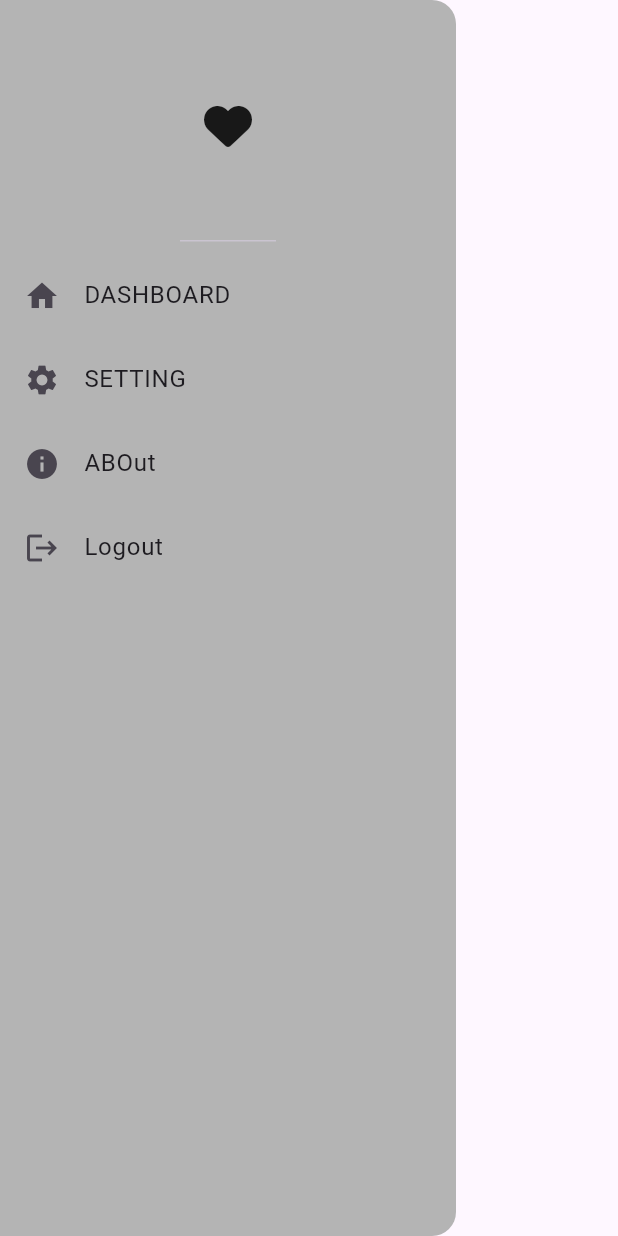
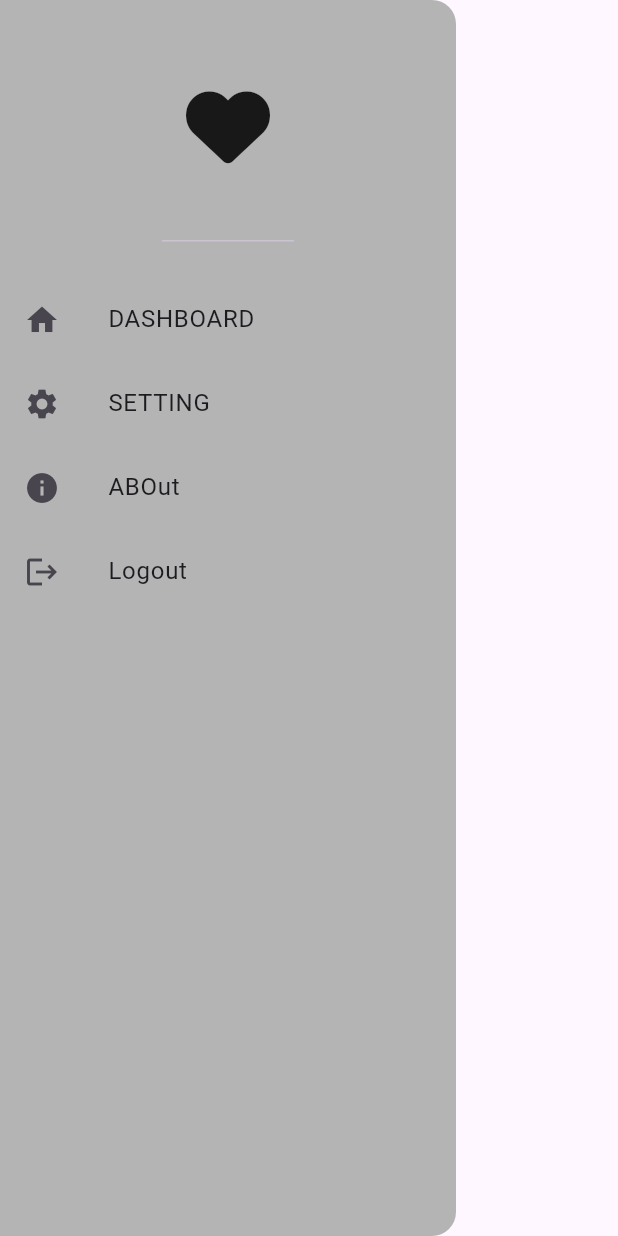
Before and after one commit to osamaromeh10/responsive_ui, a Flutter app: the CustomDrawer widget shown alone on an empty page, opened directly, on a phone screen of 412 x 824 dp. Run offline on Flutter 3.47's test engine with Material 3 defaults, Android fonts, the phone set to English and light mode, and no system bars; our stand-ins replace font_awesome_flutter; statements that could not run were skipped.

Commit message:
EditDesktopUi NumberOne

```diff
--- a/lib/views/widgets/custom_drawer.dart
+++ b/lib/views/widgets/custom_drawer.dart
@@ -18,7 +18,8 @@ class CustomDrawer extends StatelessWidget {
       elevation: 0.0,
       child: Column(
         children: [
-          DrawerHeader(child: Icon(FontAwesomeIcons.solidHeart, size: 32)),
+          DrawerHeader(child: Icon(FontAwesomeIcons.solidHeart, size: 56)),
+          SizedBox(height: 16),
           CustomDrawerItemsListView(items: items),
         ],
       ),
--- a/lib/views/widgets/custom_drawer_item.dart
+++ b/lib/views/widgets/custom_drawer_item.dart
@@ -9,7 +9,10 @@ class CustomDrawerItem extends StatelessWidget {
   Widget build(BuildContext context) {
     return ListTile(
       leading: Icon(drawerItemModel.icon),
-      title: Text(drawerItemModel.title),
+      title: Padding(
+        padding: const EdgeInsets.only(left: 16.0),
+        child: Text(drawerItemModel.title),
+      ),
     );
   }
 }
--- a/lib/views/widgets/custom_item_two.dart
+++ b/lib/views/widgets/custom_item_two.dart
@@ -6,7 +6,7 @@ class CustomItemTwo extends StatelessWidget {
   @override
   Widget build(BuildContext context) {
     return Container(
-      height: 65,
+      height: 80,
 
       decoration: BoxDecoration(
         color: Colors.white,
--- a/lib/views/widgets/custom_list.dart
+++ b/lib/views/widgets/custom_list.dart
@@ -8,7 +8,7 @@ class CustomList extends StatelessWidget {
   Widget build(BuildContext context) {
     return SliverToBoxAdapter(
       child: SizedBox(
-        height: 100,
+        height: 160,
         child: ListView.builder(
           scrollDirection: Axis.horizontal,
 
```
